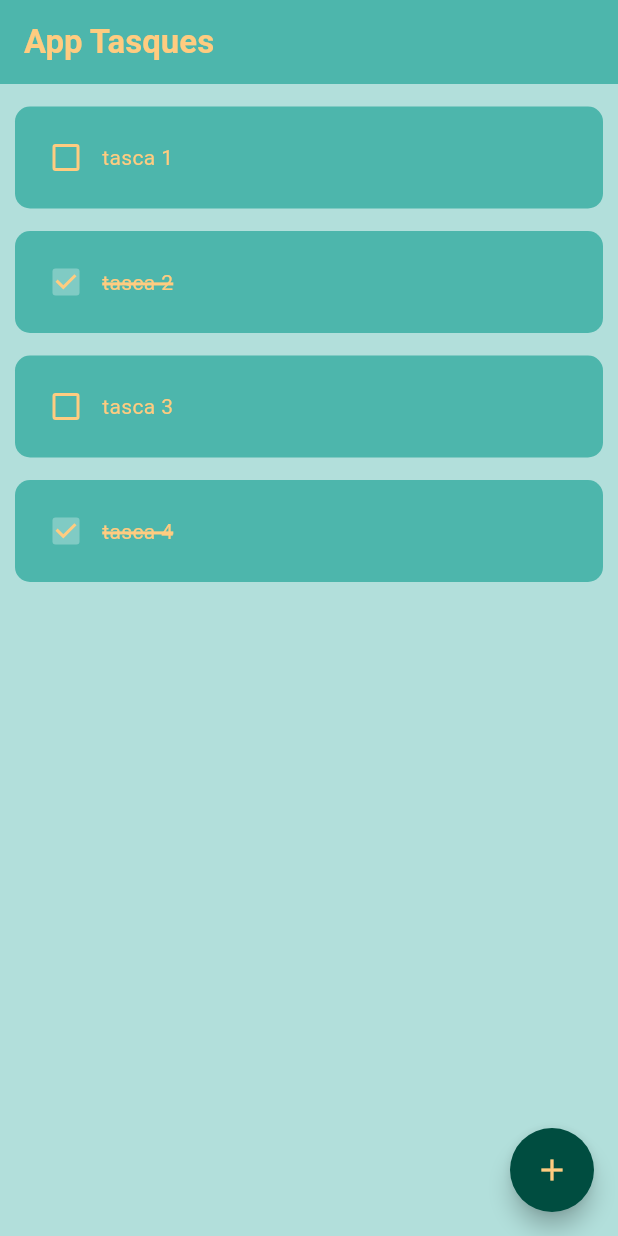
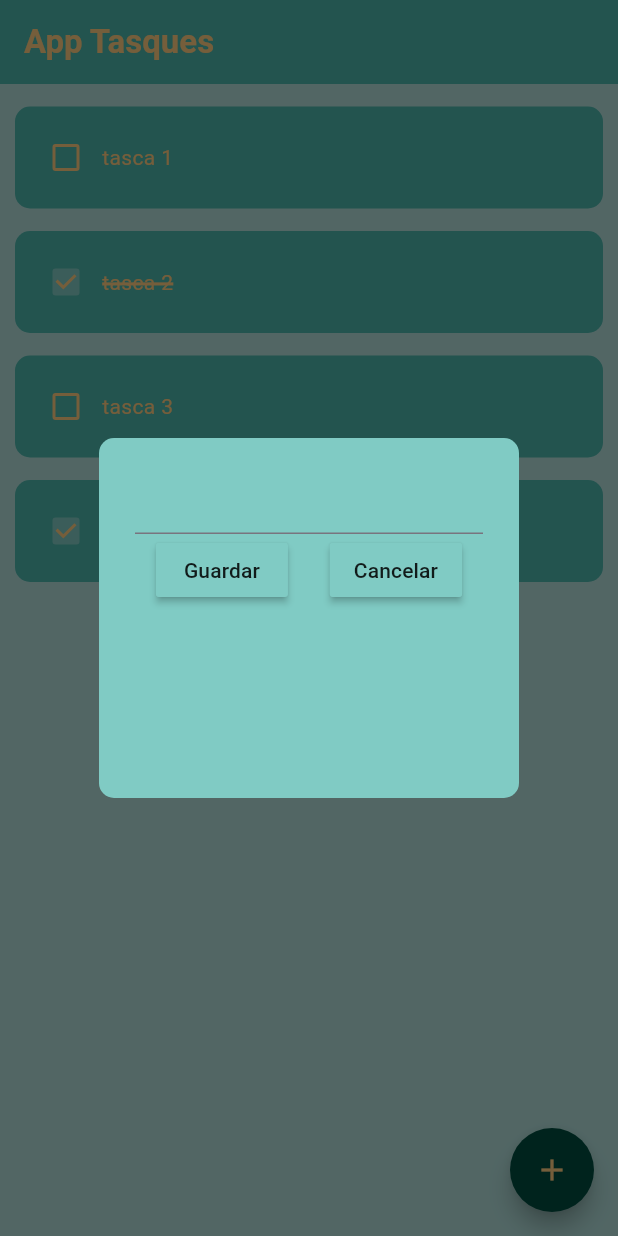
Before and after one commit to edgarluaces/primerprojecte2025, a Flutter app: the screen it shows after launch, after a tap on the "add" icon, on a phone screen of 412 x 824 dp. Run offline on Flutter 3.47's test engine with Material 3 defaults, Android fonts, the light colour scheme and no system bars; drawn by our look-alikes of flutter_slidable.

Commit message:
dialog mostrandose

```diff
--- /dev/null
+++ b/lib/components/botodialog.dart
@@ -0,0 +1,21 @@
+import 'package:flutter/material.dart';
+
+class Botodialog extends StatelessWidget {
+
+  final String textboto;
+  final Function()? accioboto;
+
+  const Botodialog({super.key,
+  required this.textboto,
+  required this.accioboto,
+  });
+
+  @override
+  Widget build(BuildContext context) {
+    return MaterialButton(
+      onPressed: accioboto,
+      color: Colors.teal[200],
+      child: Text(textboto),
+    );
+  }
+}
--- /dev/null
+++ b/lib/components/dialogN.dart
@@ -0,0 +1,31 @@
+import 'package:flutter/material.dart';
+import 'package:primerprojecte2025/components/botodialog.dart';
+
+class DialogN extends StatelessWidget {
+  const DialogN({super.key});
+
+  @override
+  Widget build(BuildContext context) {
+    return AlertDialog(
+      backgroundColor: Colors.teal[200],
+      shape: RoundedRectangleBorder(borderRadius: BorderRadius.circular(10),
+      ),
+      content: Container(
+        height: 200,
+        child: Column(
+          children: [
+            const TextField(),
+
+            Row(
+              mainAxisAlignment: MainAxisAlignment.spaceAround,
+              children: [
+                Botodialog(textboto: "Guardar", accioboto: () {} ), //boto guardar
+                Botodialog(textboto: "Cancelar", accioboto: () {} ), //boto cancelar
+            ],
+            ),
+          ],
+        ),
+      ),
+    );
+  }
+}
--- a/lib/pagines/pagina_principal.dart
+++ b/lib/pagines/pagina_principal.dart
@@ -1,4 +1,5 @@
 import 'package:flutter/material.dart';
+import 'package:primerprojecte2025/components/dialogN.dart';
 import 'package:primerprojecte2025/components/itemtasca.dart';
 
 class PaginaPrincipal extends StatefulWidget {
@@ -30,6 +31,14 @@ class _PaginaPrincipalState extends State<PaginaPrincipal> {
     });
   }
 
+  void CrearNovaTasca(){
+    showDialog(
+    context: context,
+    builder: (context){
+      return const DialogN();
+    }
+    );
+  }
 
   @override
   Widget build(BuildContext context) {
@@ -48,7 +57,7 @@ class _PaginaPrincipalState extends State<PaginaPrincipal> {
 
       //floating action button //abajo al la derecha
       floatingActionButton: FloatingActionButton(
-        onPressed: () {},
+        onPressed: CrearNovaTasca,
         backgroundColor: Colors.teal[900],
         shape: const CircleBorder(),
         child: Icon(
```
